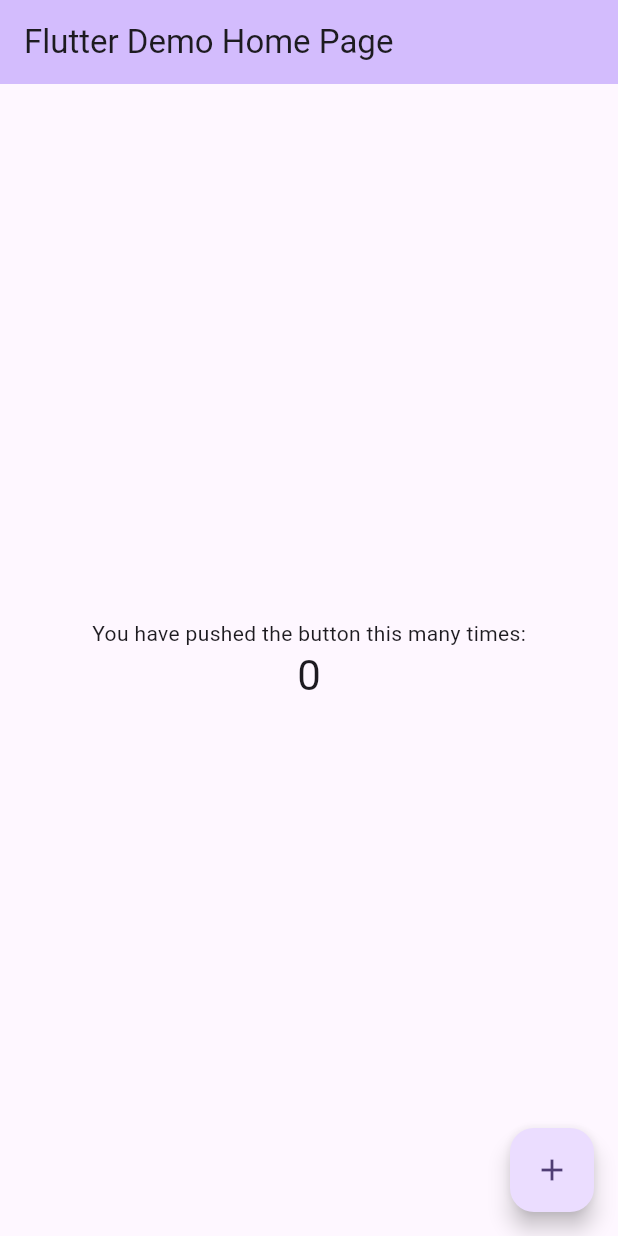
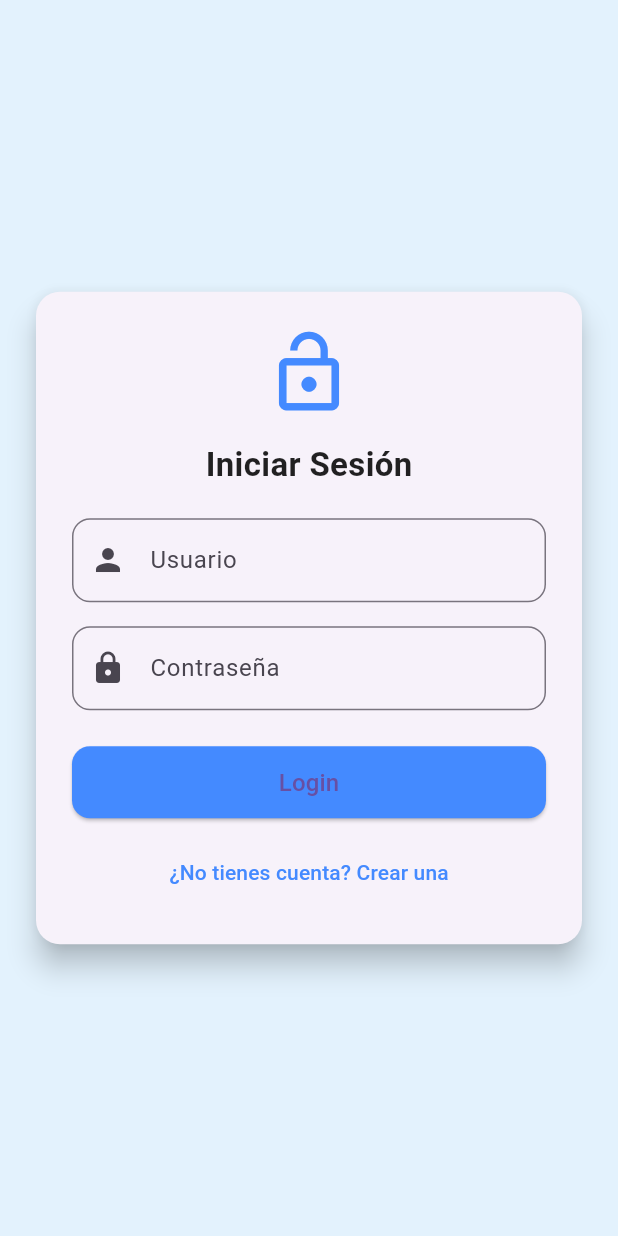
Before and after one commit to poguis/AppMovil, a Flutter app: the screen it shows after launch, on a phone screen of 412 x 824 dp. Run offline on Flutter 3.47's test engine with Material 3 defaults, Android fonts, the phone set to English and light mode, and no system bars; our stand-ins replace sqflite; accounts and stored records are empty.

Commit message:
Login creado
Crear un login funcional.

```diff
--- a/analysis_options.yaml
+++ b/analysis_options.yaml
@@ -7,6 +7,9 @@
 
 # The following line activates a set of recommended lints for Flutter apps,
 # packages, and plugins designed to encourage good coding practices.
+analyzer:
+  errors:
+    file_names: ignore
 include: package:flutter_lints/flutter.yaml
 
 linter:
--- /dev/null
+++ b/lib/data/models/userModel.dart
@@ -0,0 +1,31 @@
+class UserModel {
+  final int? id;
+  final String username;
+  final String email;
+  final String password;
+
+  UserModel({
+    this.id,
+    required this.username,
+    required this.email,
+    required this.password,
+  });
+
+  Map<String, dynamic> toMap() {
+    return {
+      'id': id,
+      'username': username,
+      'email': email,
+      'password': password,
+    };
+  }
+
+  factory UserModel.fromMap(Map<String, dynamic> map) {
+    return UserModel(
+      id: map['id'],
+      username: map['username'],
+      email: map['email'],
+      password: map['password'],
+    );
+  }
+}
--- a/lib/main.dart
+++ b/lib/main.dart
@@ -1,4 +1,5 @@
 import 'package:flutter/material.dart';
+import 'routes/appRoutes.dart';
 
 void main() {
   runApp(const MyApp());
@@ -10,59 +11,11 @@ class MyApp extends StatelessWidget {
   @override
   Widget build(BuildContext context) {
     return MaterialApp(
-      title: 'App Móvil',
+      debugShowCheckedModeBanner: false,
+      initialRoute: AppRoutes.login,
+      routes: AppRoutes.routes,
       theme: ThemeData(
-        colorScheme: ColorScheme.fromSeed(seedColor: Colors.deepPurple),
-        useMaterial3: true,
-      ),
-      home: const MyHomePage(title: 'Flutter Demo Home Page'),
-    );
-  }
-}
-
-class MyHomePage extends StatefulWidget {
-  const MyHomePage({super.key, required this.title});
-
-  final String title;
-
-  @override
-  State<MyHomePage> createState() => _MyHomePageState();
-}
-
-class _MyHomePageState extends State<MyHomePage> {
-  int _counter = 0;
-
-  void _incrementCounter() {
-    setState(() {
-      _counter++;
-    });
-  }
-
-  @override
-  Widget build(BuildContext context) {
-    return Scaffold(
-      appBar: AppBar(
-        backgroundColor: Theme.of(context).colorScheme.inversePrimary,
-        title: Text(widget.title),
-      ),
-      body: Center(
-        child: Column(
-          mainAxisAlignment: MainAxisAlignment.center,
-          children: <Widget>[
-            const Text(
-              'You have pushed the button this many times:',
-            ),
-            Text(
-              '$_counter',
-              style: Theme.of(context).textTheme.headlineMedium,
-            ),
-          ],
-        ),
-      ),
-      floatingActionButton: FloatingActionButton(
-        onPressed: _incrementCounter,
-        tooltip: 'Increment',
-        child: const Icon(Icons.add),
+        primarySwatch: Colors.blue,
       ),
     );
   }
--- /dev/null
+++ b/lib/presentation/pages/loginPage.dart
@@ -0,0 +1,204 @@
+import 'package:flutter/material.dart';
+import '../../../data/repositories/userRepository.dart';
+
+class LoginPage extends StatefulWidget {
+  const LoginPage({super.key});
+
+  @override
+  State<LoginPage> createState() => _LoginPageState();
+}
+
+class _LoginPageState extends State<LoginPage> {
+  final _formKey = GlobalKey<FormState>();
+  final _usernameController = TextEditingController();
+  final _emailController = TextEditingController();
+  final _passwordController = TextEditingController();
+  final UserRepository _userRepository = UserRepository();
+
+  bool _isLogin = true;
+  String _message = '';
+  Color _messageColor = Colors.red;
+
+  Future<void> _showMessage(String message, Color color, {int durationMs = 1000}) async {
+    setState(() {
+      _message = message;
+      _messageColor = color;
+    });
+    await Future.delayed(Duration(milliseconds: durationMs));
+    if (mounted) {
+      setState(() {
+        _message = '';
+      });
+    }
+  }
+
+  Future<void> _submit() async {
+    if (_formKey.currentState!.validate()) {
+      final username = _usernameController.text.trim();
+      final email = _emailController.text.trim();
+      final password = _passwordController.text.trim();
+
+      bool success;
+      if (_isLogin) {
+        // Login solo con username + password
+        success = await _userRepository.loginUser(username, password);
+        if (success) {
+          await _showMessage('✅ Bienvenido!', Colors.green, durationMs: 800);
+          if (mounted) {
+            Navigator.pushReplacementNamed(context, '/home');
+          }
+        } else {
+          await _showMessage('❌ Credenciales inválidas', Colors.red);
+        }
+      } else {
+        // Registro con username + email + password
+        success = await _userRepository.registerUser(username, email, password);
+        if (success) {
+          // Registro exitoso → mostrar mensaje corto y volver a login
+          await _showMessage('✅ Usuario registrado con éxito', Colors.green, durationMs: 800);
+          setState(() {
+            _isLogin = true; // volver al modo login
+            _emailController.clear();
+            _passwordController.clear();
+            _usernameController.clear();
+          });
+        } else {
+          await _showMessage('⚠️ El usuario o correo ya existen', Colors.orange);
+        }
+      }
+    }
+  }
+
+  @override
+  Widget build(BuildContext context) {
+    return Scaffold(
+      backgroundColor: Colors.blue.shade50,
+      body: Center(
+        child: SingleChildScrollView(
+          child: Card(
+            elevation: 8,
+            shape: RoundedRectangleBorder(
+              borderRadius: BorderRadius.circular(16),
+            ),
+            margin: const EdgeInsets.symmetric(horizontal: 24),
+            child: Padding(
+              padding: const EdgeInsets.all(24.0),
+              child: Form(
+                key: _formKey,
+                child: Column(
+                  mainAxisSize: MainAxisSize.min,
+                  children: [
+                    Icon(
+                      _isLogin ? Icons.lock_open : Icons.person_add,
+                      size: 60,
+                      color: Colors.blueAccent,
+                    ),
+                    const SizedBox(height: 16),
+                    Text(
+                      _isLogin ? 'Iniciar Sesión' : 'Crear Cuenta',
+                      style: const TextStyle(
+                        fontSize: 22,
+                        fontWeight: FontWeight.bold,
+                        color: Colors.black87,
+                      ),
+                    ),
+                    const SizedBox(height: 20),
+
+                    // Campo username
+                    TextFormField(
+                      controller: _usernameController,
+                      decoration: InputDecoration(
+                        labelText: 'Usuario',
+                        prefixIcon: const Icon(Icons.person),
+                        border: OutlineInputBorder(
+                          borderRadius: BorderRadius.circular(12),
+                        ),
+                      ),
+                      validator: (value) =>
+                          value!.isEmpty ? 'Ingrese su usuario' : null,
+                    ),
+                    const SizedBox(height: 16),
+
+                    // Campo email solo para registro
+                    if (!_isLogin)
+                      Column(
+                        children: [
+                          TextFormField(
+                            controller: _emailController,
+                            decoration: InputDecoration(
+                              labelText: 'Correo',
+                              prefixIcon: const Icon(Icons.email),
+                              border: OutlineInputBorder(
+                                borderRadius: BorderRadius.circular(12),
+                              ),
+                            ),
+                            validator: (value) =>
+                                value!.isEmpty ? 'Ingrese su correo' : null,
+                          ),
+                          const SizedBox(height: 16),
+                        ],
+                      ),
+
+                    // Campo contraseña
+                    TextFormField(
+                      controller: _passwordController,
+                      decoration: InputDecoration(
+                        labelText: 'Contraseña',
+                        prefixIcon: const Icon(Icons.lock),
+                        border: OutlineInputBorder(
+                          borderRadius: BorderRadius.circular(12),
+                        ),
+                      ),
+                      obscureText: true,
+                      validator: (value) =>
+                          value!.isEmpty ? 'Ingrese su contraseña' : null,
+                    ),
+                    const SizedBox(height: 24),
+
+                    ElevatedButton(
+                      onPressed: _submit,
+                      style: ElevatedButton.styleFrom(
+                        minimumSize: const Size(double.infinity, 48),
+                        shape: RoundedRectangleBorder(
+                          borderRadius: BorderRadius.circular(12),
+                        ),
+                        backgroundColor: Colors.blueAccent,
+                      ),
+                      child: Text(
+                        _isLogin ? 'Login' : 'Registrar',
+                        style: const TextStyle(fontSize: 16),
+                      ),
+                    ),
+
+                    const SizedBox(height: 12),
+                    TextButton(
+                      onPressed: () => setState(() => _isLogin = !_isLogin),
+                      child: Text(
+                        _isLogin
+                            ? '¿No tienes cuenta? Crear una'
+                            : '¿Ya tienes cuenta? Inicia sesión',
+                        style: const TextStyle(color: Colors.blueAccent),
+                      ),
+                    ),
+
+                    if (_message.isNotEmpty) ...[
+                      const SizedBox(height: 20),
+                      Text(
+                        _message,
+                        style: TextStyle(
+                          fontSize: 16,
+                          fontWeight: FontWeight.w500,
+                          color: _messageColor,
+                        ),
+                      ),
+                    ],
+                  ],
+                ),
+              ),
+            ),
+          ),
+        ),
+      ),
+    );
+  }
+}
--- /dev/null
+++ b/lib/routes/appRoutes.dart
@@ -0,0 +1,13 @@
+import 'package:flutter/material.dart';
+import '../presentation/pages/loginPage.dart';
+import '../presentation/pages/homePage.dart';
+
+class AppRoutes {
+  static const String login = '/login';
+  static const String home = '/home';
+
+  static Map<String, WidgetBuilder> routes = {
+    login: (context) => const LoginPage(),
+    home: (context) => const HomePage(),
+  };
+}
```
Also changed, not shown: lib/core/database/appDatabase.dart (added, +46 -0 lines), lib/data/datasources/userDao.dart (added, +40 -0 lines), lib/data/repositories/userRepository.dart (added, +43 -0 lines), lib/presentation/pages/homePage.dart (added, +51 -0 lines).
